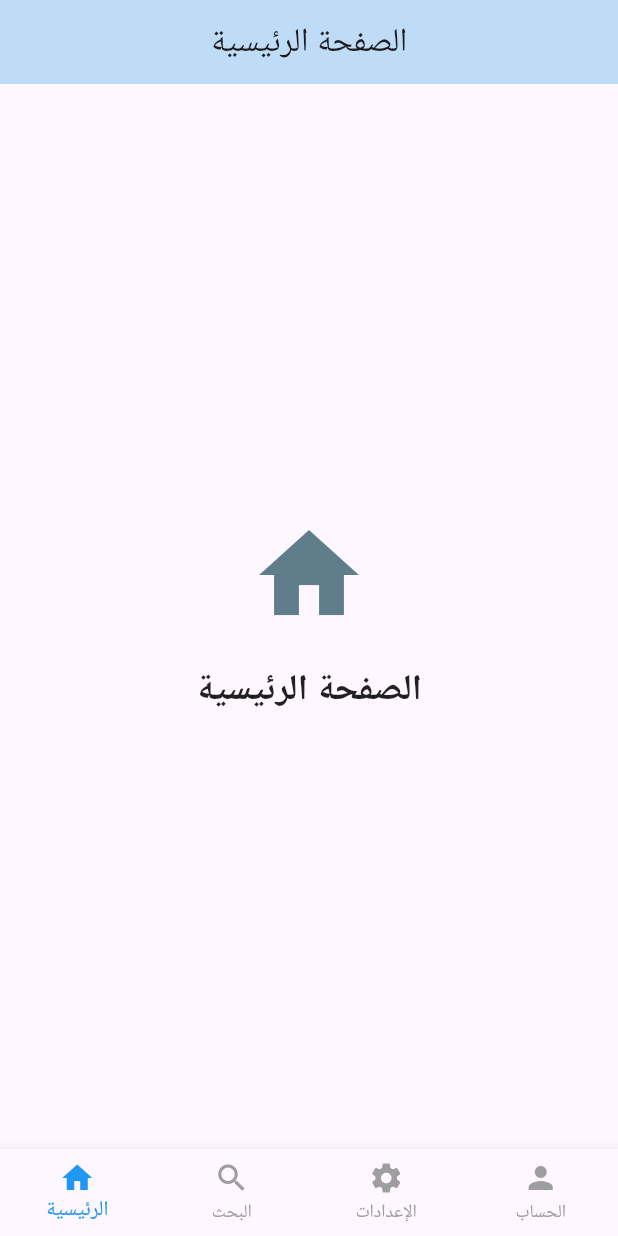
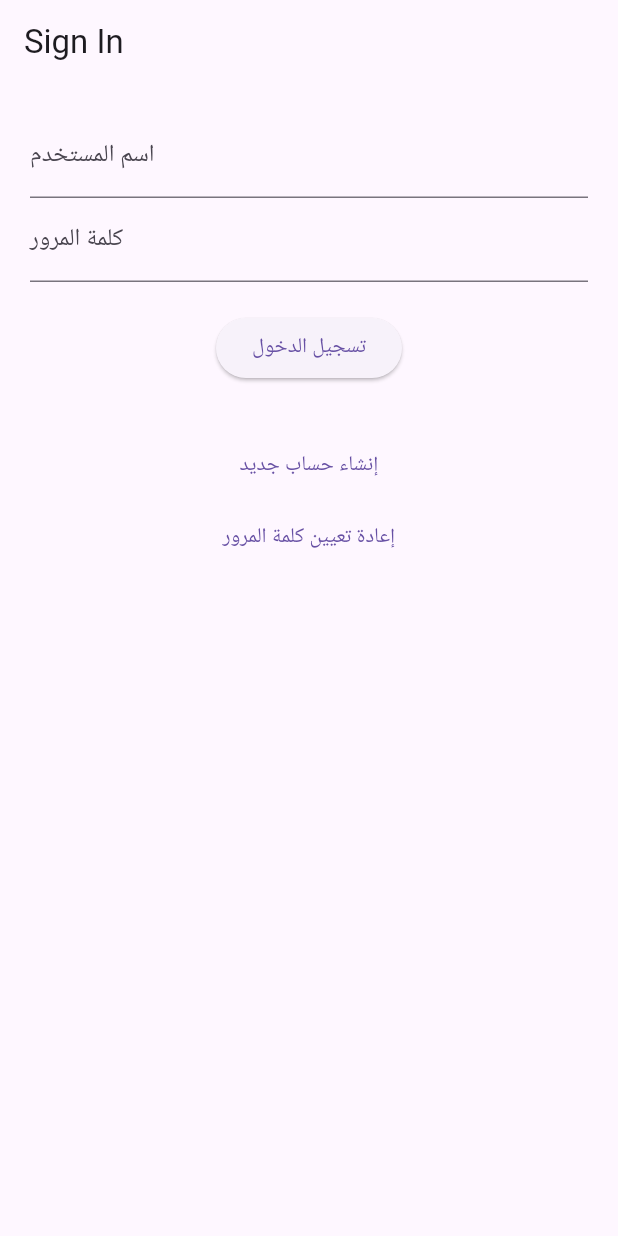
Before and after one commit to MohammedIsmailBaqreen/project3, a Flutter app: the screen it shows after launch, on a phone screen of 412 x 824 dp. Run offline on Flutter 3.47's test engine with Material 3 defaults, Android fonts, the phone set to English and light mode, and no system bars.

Commit message:
Add updated and new files

```diff
--- a/lib/Homepage.dart
+++ /dev/null
@@ -1,36 +0,0 @@
-// ignore_for_file: file_names
-
-import 'package:flutter/material.dart';
-
-class Homepage extends StatelessWidget {
-  const Homepage({super.key});
-
-  @override
-  Widget build(BuildContext context) {
-    return Scaffold(
-      appBar: AppBar(
-        title: Text("الصفحة الرئيسية"),
-        centerTitle: true,
-        backgroundColor: const Color.fromARGB(255, 190, 220, 245),
-      ),
-
-      body: Center(
-        child: Column(
-          mainAxisAlignment: MainAxisAlignment.center,
-          children: [
-            Icon(Icons.home, size: 80, color: Colors.blueGrey),
-            SizedBox(height: 20),
-            Text(
-              "الصفحة الرئيسية",
-              style: TextStyle(
-                fontSize: 24,
-                color: Colors.black87,
-                fontWeight: FontWeight.bold,
-              ),
-            ),
-          ],
-        ),
-      ),
-    );
-  }
-}
--- a/lib/main.dart
+++ b/lib/main.dart
@@ -1,8 +1,5 @@
 import 'package:flutter/material.dart';
-import 'package:my_app/Accountpage.dart';
-import 'package:my_app/Homepage.dart';
-import 'package:my_app/Searchpage.dart';
-import 'package:my_app/settingpage.dart';
+import 'signin_page.dart';
 
 void main() {
   runApp(const MyApp());
@@ -10,55 +7,14 @@ void main() {
 
 class MyApp extends StatelessWidget {
   const MyApp({super.key});
+
   @override
   Widget build(BuildContext context) {
     return MaterialApp(
       debugShowCheckedModeBanner: false,
-      home: const MainScreen(),
+      title: "Login System",
+      theme: ThemeData(primarySwatch: Colors.blue),
+      home: const SignInPage(), // ← أول صفحة تظهر
     );
   }
 }
-
-class MainScreen extends StatefulWidget {
-  const MainScreen({super.key});
-
-  @override
-  State<MainScreen> createState() => _MainScreenState();
-}
-
-class _MainScreenState extends State<MainScreen> {
-  int _currentIndex = 0;
-  final List<Widget> _pages = const [
-    Homepage(),
-    Searchpage(),
-    Settingspage(),
-    Accountpage(),
-  ];
-  @override
-  Widget build(BuildContext context) {
-    return Scaffold(
-      body: _pages[_currentIndex],
-
-      bottomNavigationBar: BottomNavigationBar(
-        currentIndex: _currentIndex,
-        onTap: (index) {
-          setState(() {
-            _currentIndex = index;
-          });
-        },
-        selectedItemColor: Colors.blue,
-        unselectedItemColor: Colors.grey,
-        type: BottomNavigationBarType.fixed,
-        items: const [
-          BottomNavigationBarItem(icon: Icon(Icons.home), label: "الرئيسية"),
-          BottomNavigationBarItem(icon: Icon(Icons.search), label: "البحث"),
-          BottomNavigationBarItem(
-            icon: Icon(Icons.settings),
-            label: "الإعدادات",
-          ),
-          BottomNavigationBarItem(icon: Icon(Icons.person), label: "الحساب"),
-        ],
-      ),
-    );
-  }
-}
--- /dev/null
+++ b/lib/signin_page.dart
@@ -0,0 +1,83 @@
+import 'package:flutter/material.dart';
+import 'auth_service.dart';
+import 'home_page.dart';
+import 'signup_page.dart';
+import 'reset_page.dart';
+
+class SignInPage extends StatefulWidget {
+  const SignInPage({super.key});
+
+  @override
+  State<SignInPage> createState() => _SignInPageState();
+}
+
+class _SignInPageState extends State<SignInPage> {
+  final userC = TextEditingController();
+  final passC = TextEditingController();
+
+  String msg = "";
+
+  @override
+  Widget build(BuildContext context) {
+    return Scaffold(
+      appBar: AppBar(title: const Text("Sign In")),
+      body: Padding(
+        padding: const EdgeInsets.all(20),
+        child: Column(
+          children: [
+            TextField(
+              controller: userC,
+              decoration: const InputDecoration(labelText: "اسم المستخدم"),
+            ),
+            TextField(
+              controller: passC,
+              decoration: const InputDecoration(labelText: "كلمة المرور"),
+              obscureText: true,
+            ),
+            const SizedBox(height: 20),
+            ElevatedButton(
+              onPressed: () async {
+                bool found = await AuthService.checkValue(
+                  userC.text.trim(),
+                  passC.text.trim(),
+                );
+
+                if (found) {
+                  Navigator.push(
+                    context,
+                    MaterialPageRoute(
+                      builder: (_) => HomePage(username: userC.text),
+                    ),
+                  );
+                } else {
+                  setState(() => msg = "المستخدم غير موجود");
+                }
+              },
+              child: const Text("تسجيل الدخول"),
+            ),
+            Text(msg, style: const TextStyle(color: Colors.red)),
+            const SizedBox(height: 10),
+            TextButton(
+              onPressed: () {
+                Navigator.push(
+                  context,
+                  MaterialPageRoute(builder: (_) => const SignUpPage()),
+                );
+              },
+              child: const Text("إنشاء حساب جديد"),
+            ),
+            TextButton(
+              onPressed: () {
+                Navigator.push(
+                  context,
+                  MaterialPageRoute(builder: (_) => const ResetPage()),
+                );
+              },
+              child: const Text("إعادة تعيين كلمة المرور"),
+            ),
+          ],
+        ),
+      ),
+    );
+  }
+}
--- a/pubspec.yaml
+++ b/pubspec.yaml
@@ -34,6 +34,7 @@ dependencies:
   # The following adds the Cupertino Icons font to your application.
   # Use with the CupertinoIcons class for iOS style icons.
   cupertino_icons: ^1.0.8
+  path_provider: ^2.1.5
 
 dev_dependencies:
   flutter_test:
```
Also changed, not shown: lib/Accountpage.dart (deleted, +0 -34 lines), lib/Searchpage.dart (deleted, +0 -36 lines), lib/auth_service.dart (added, +70 -0 lines), lib/home_page.dart (added, +20 -0 lines), lib/reset_page.dart (added, +70 -0 lines), lib/settingpage.dart (deleted, +0 -34 lines), lib/signup_page.dart (added, +57 -0 lines), pubspec.lock, 1 other file.
